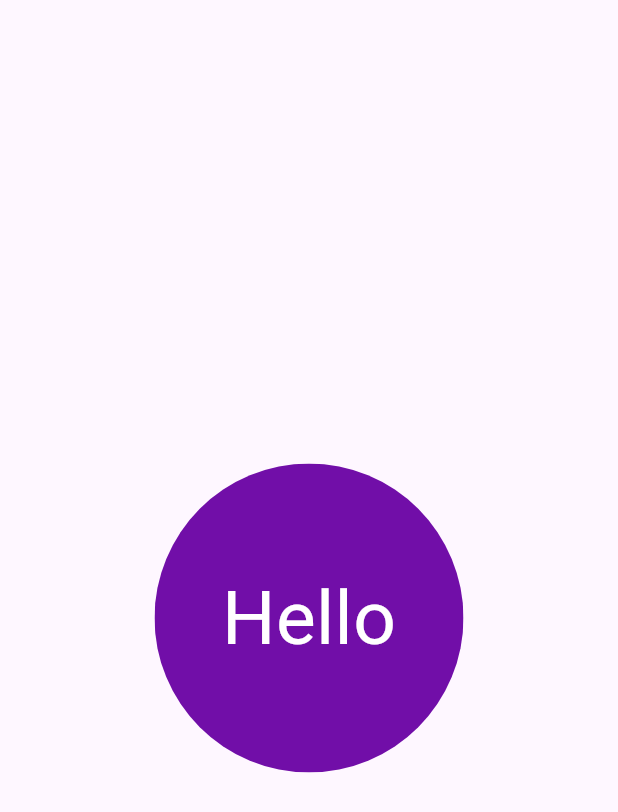
After one commit to gen-eslam/flutter_animation, a Flutter app: the screen it shows after launch, on a phone screen of 412 x 824 dp. The commit adds this screen. Shown: the top 812 px of the screen. Run offline on Flutter 3.47's test engine with Material 2 defaults, Android fonts, the phone set to English and light mode, and no system bars.

Commit message:
add example 4,5,6

```diff
--- /dev/null
+++ b/lib/flutter_tween_animation.dart
@@ -0,0 +1,75 @@
+import 'dart:math' as math;
+
+import 'package:flutter/material.dart';
+
+class FlutterTweenAnimation extends StatefulWidget {
+  const FlutterTweenAnimation({super.key});
+
+  @override
+  State<FlutterTweenAnimation> createState() => _FlutterTweenAnimationState();
+}
+
+class _FlutterTweenAnimationState extends State<FlutterTweenAnimation> {
+  Color _color = getRandomColor();
+  @override
+  Widget build(BuildContext context) {
+    return SafeArea(
+      child: Scaffold(
+        body: Center(
+          child: SizedBox(
+            width: MediaQuery.of(context).size.width / 2,
+            height: MediaQuery.of(context).size.width / 2,
+            child: Stack(
+              alignment: Alignment.center,
+              children: [
+                ClipPath(
+                  clipper: CircleClipper(),
+                  child: TweenAnimationBuilder(
+                    duration: const Duration(milliseconds: 750),
+                    onEnd: () {
+                      setState(() {
+                        _color = getRandomColor();
+                      });
+                    },
+                    tween: ColorTween(begin: getRandomColor(), end: _color),
+                    builder: (context, Color? color, child) {
+                      return ColorFiltered(
+                        colorFilter:
+                            ColorFilter.mode(color!, BlendMode.srcATop),
+                        child: child!,
+                      );
+                    },
+                    child: Container(
+                      color: Colors.red,
+                    ),
+                  ),
+                ),
+                Text(
+                  "Hello",
+                  style: TextStyle(fontSize: 50, color: Colors.white),
+                ),
+              ],
+            ),
+          ),
+        ),
+      ),
+    );
+  }
+}
+
+Color getRandomColor() => Color(0xFF000000 + math.Random().nextInt(0x00FFFFFF));
+
+class CircleClipper extends CustomClipper<Path> {
+  @override
+  Path getClip(Size size) {
+    Path path = Path();
+    Rect rect = Rect.fromCircle(
+        center: Offset(size.width / 2, size.height / 2),
+        radius: size.width / 2);
+    path.addOval(rect);
+    return path;
+  }
+
+  @override
+  bool shouldReclip(covariant CustomClipper<Path> oldClipper) => false;
+}
--- a/lib/main.dart
+++ b/lib/main.dart
@@ -1,6 +1,6 @@
 import 'package:flutter/material.dart';
 
-import 'hero_animation.dart';
+import 'flutter_tween_animation.dart';
 
 void main() {
   runApp(const MyApp());
@@ -18,7 +18,7 @@ class MyApp extends StatelessWidget {
         colorScheme: ColorScheme.fromSeed(seedColor: Colors.deepPurple),
         useMaterial3: true,
       ),
-      home: const HeroAnimation(),
+      home: const FlutterTweenAnimation(),
     );
   }
 }
--- a/pubspec.yaml
+++ b/pubspec.yaml
@@ -60,9 +60,8 @@ flutter:
   uses-material-design: true
 
   # To add assets to your application, add an assets section, like this:
-  # assets:
-  #   - images/a_dot_burr.jpeg
-  #   - images/a_dot_ham.jpeg
+  assets:
+    - assets/
 
   # An image asset can refer to one or more resolution-specific "variants", see
   # https://flutter.dev/assets-and-images/#resolution-aware
```
Also changed, not shown: lib/hero_animation.dart (+10 -10 lines), lib/implicit_animation.dart (added, +47 -0 lines), assets/msi.jpg (added).
